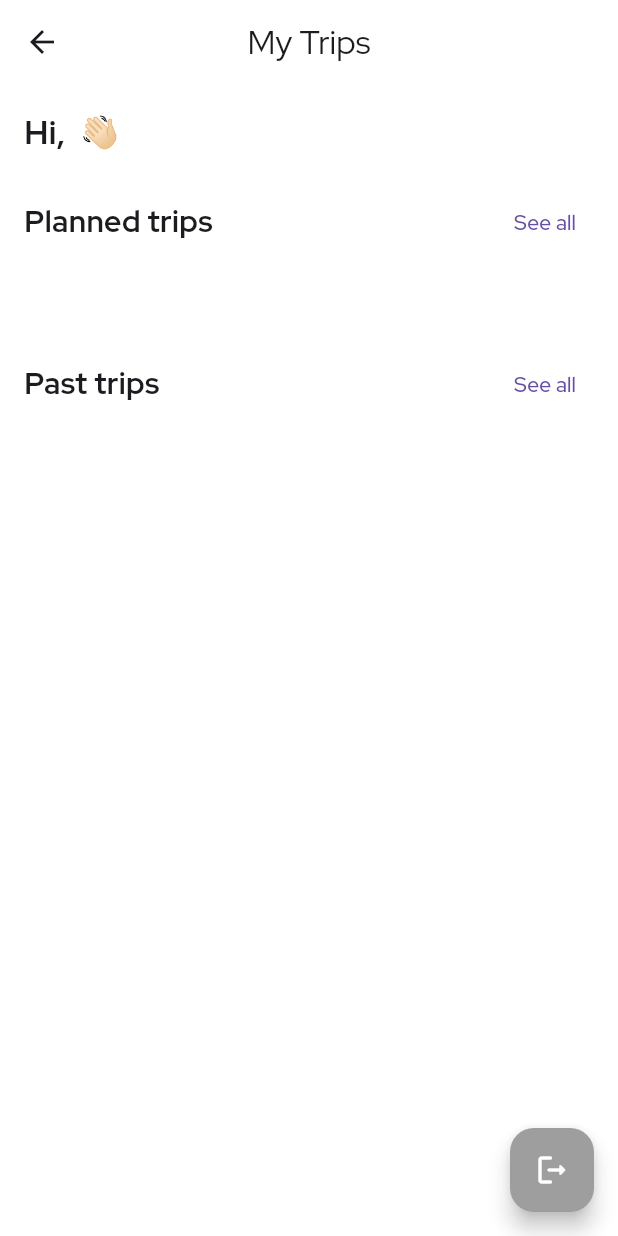
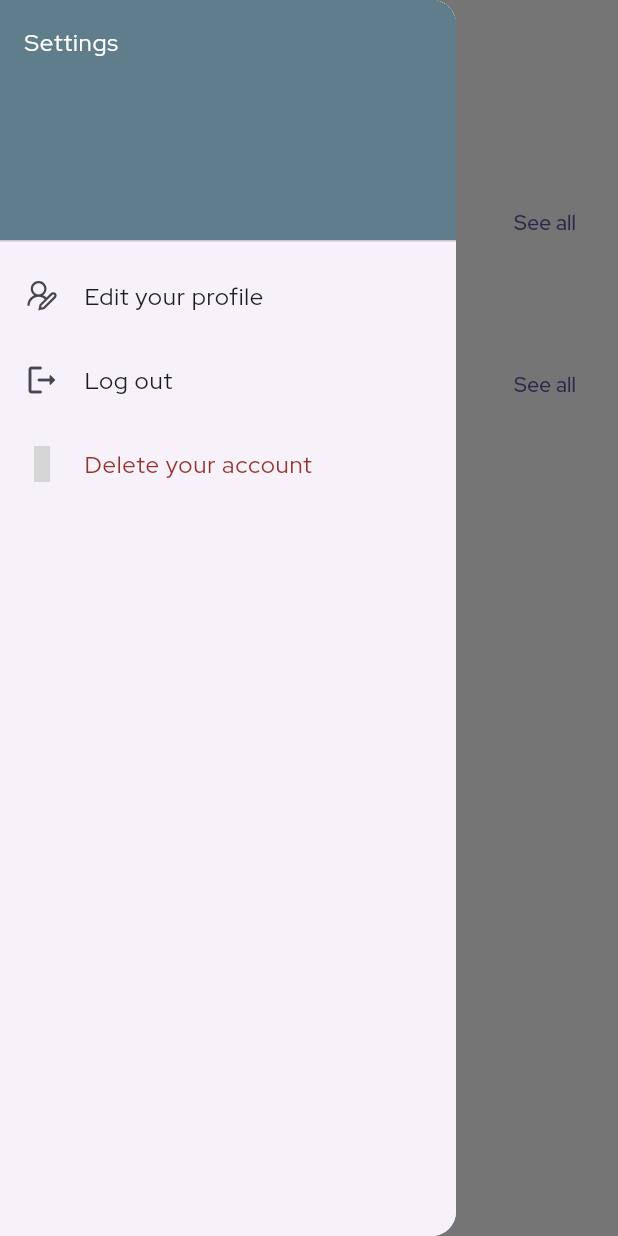
Before and after one commit to yardensepton/easypack-frontend, a Flutter app: the MyTripsPage screen opened by its route, with the side drawer open (before the commit the screen has no drawer), on a phone screen of 412 x 824 dp. Run offline on Flutter 3.47's test engine with Material 3 defaults, Android fonts, the phone set to English and light mode, and no system bars; our stand-ins replace flutter_login, flutter_secure_storage, flutter_svg, google_fonts, google_nav_bar, hive and 5 more; accounts and stored records are empty; network calls fail; grey boxes are pictures that could not be loaded.

Commit message:
added hamburger menu

```diff
--- a/lib/pages/my_trips_page.dart
+++ b/lib/pages/my_trips_page.dart
@@ -2,6 +2,7 @@ import 'package:easypack/constants/constants_classes.dart';
 import 'package:easypack/providers/auth_user_provider.dart';
 import 'package:easypack/providers/create_user_provider.dart';
 import 'package:easypack/providers/trip_details_provider.dart';
+import 'package:easypack/widgets/custom_drawer.dart';
 import 'package:easypack/widgets/see_all_button.dart';
 import 'package:easypack/widgets/trip_list_future.dart';
 import 'package:easypack/widgets/trip_list_past.dart';
@@ -21,6 +22,7 @@ void logOutButton(BuildContext context) {
   @override
   Widget build(BuildContext context) {
     return Scaffold(
+      drawer: const CustomDrawer(),
       backgroundColor: Colors.white,
       appBar: AppBar(
         backgroundColor: Colors.white,
@@ -56,11 +58,11 @@ void logOutButton(BuildContext context) {
           ),
         ),
       ),
-      floatingActionButton: FloatingActionButton(
-        backgroundColor: Colors.grey,
-        child: const Icon(Icons.logout_rounded,color: Colors.white,),
-        onPressed: () => logOutButton(context),
-      ),
+      // floatingActionButton: FloatingActionButton(
+      //   backgroundColor: Colors.grey,
+      //   child: const Icon(Icons.logout_rounded,color: Colors.white,),
+      //   onPressed: () => logOutButton(context),
+      // ),
     );
   }
 }
--- a/lib/pages/trip_details_page.dart
+++ b/lib/pages/trip_details_page.dart
@@ -2,7 +2,6 @@ import 'package:easypack/widgets/weather_info.dart';
 import 'package:flutter/material.dart';
 import 'package:provider/provider.dart';
 import 'package:easypack/providers/trip_details_provider.dart';
-import 'package:easypack/widgets/list_weather_days.dart';
 import 'package:easypack/widgets/loading_widget.dart';
 import 'package:easypack/widgets/no_upcoming_trip.dart';
 
--- /dev/null
+++ b/lib/widgets/custom_drawer.dart
@@ -0,0 +1,58 @@
+import 'package:easypack/providers/auth_user_provider.dart';
+import 'package:easypack/providers/create_user_provider.dart';
+import 'package:easypack/providers/trip_details_provider.dart';
+import 'package:flutter/material.dart';
+import 'package:line_icons/line_icons.dart';
+import 'package:provider/provider.dart';
+
+class CustomDrawer extends StatelessWidget {
+  const CustomDrawer({super.key});
+
+  @override
+  Widget build(BuildContext context) {
+    return Drawer(
+      child: Drawer(
+        child: ListView(
+          padding: EdgeInsets.zero,
+          children: [
+            const DrawerHeader(
+              decoration: BoxDecoration(
+                color: Colors.blueGrey,
+              ),
+              child: Text('Settings',style: TextStyle(color: Colors.white),),
+            ),
+            ListTile(
+              leading: const Icon(LineIcons.userEdit),
+              title: const Text('Edit your profile'),
+              onTap: () {
+                Navigator.pop(context);
+              },
+            ),
+            ListTile(
+              leading: const Icon(Icons.logout_rounded),
+              title: const Text('Log out'),
+              onTap: () {
+                logOutButton(context);
+              },
+
+            ),
+                        ListTile(
+              leading: const Icon(LineIcons.removeUser,color: Color.fromARGB(255, 150, 50, 43),),
+              title: const Text('Delete your account',style: TextStyle(color: Color.fromARGB(255, 150, 50, 43)),),
+              onTap: () {
+                Navigator.pop(context);
+              },
+            ),
+          ],
+        ),
+      ),
+    );
+  }
+}
+
+void logOutButton(BuildContext context) {
+  Provider.of<TripDetailsProvider>(context, listen: false).reset();
+  Provider.of<AuthUserProvider>(context, listen: false).logOutUser(context);
+  Provider.of<CreateUserProvider>(context, listen: false)
+      .moveToLoginScreen(context);
+}
```
Also changed, not shown: lib/providers/trip_details_provider.dart (+54 -10 lines).
